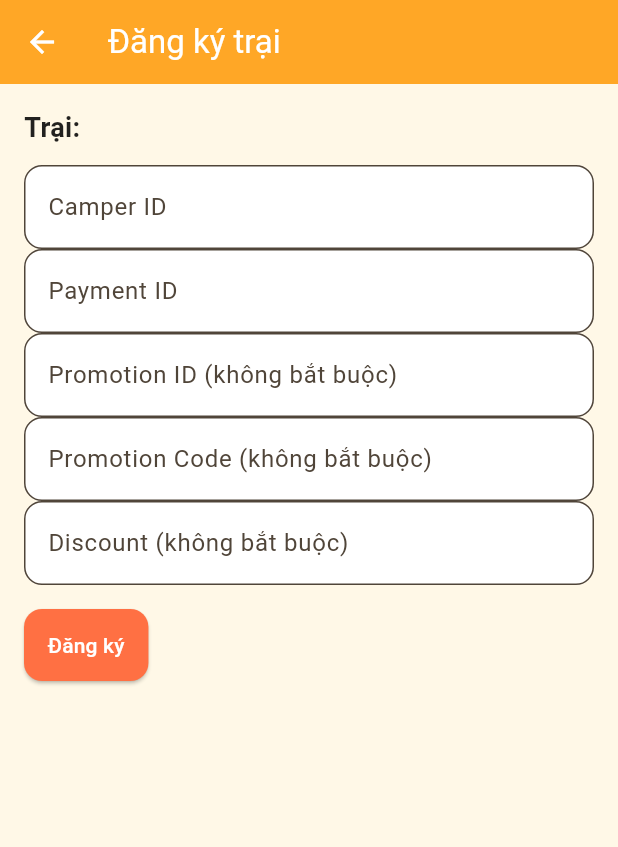
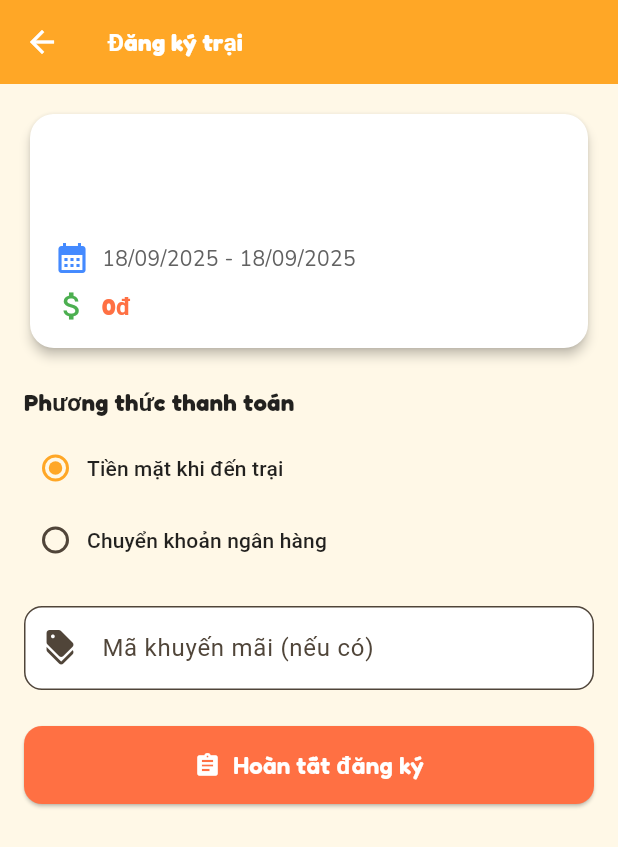
Before and after one commit to Darkvolcano/SummerCamp_Mobile, a Flutter app: the CampDetailScreen screen opened directly with empty values, after a tap on "Đăng ký ngay", on a phone screen of 412 x 824 dp. Shown: the top 847 px of the screen. Run offline on Flutter 3.47's test engine with Material 3 defaults, Android fonts, the phone set to English and light mode, and no system bars; our stand-ins replace dio, image_picker, shared_preferences, socket_io_client; accounts and stored records are empty; network calls fail.

Commit message:
fix registration form screen

```diff
--- a/lib/core/config/app_routes.dart
+++ b/lib/core/config/app_routes.dart
@@ -1,9 +1,16 @@
 import 'package:flutter/material.dart';
 import 'package:summercamp/features/auth/presentation/screens/login_screen.dart';
+import 'package:summercamp/features/blog/domain/entities/blog.dart';
+import 'package:summercamp/features/blog/presentation/screens/blog_detail_screen.dart';
+import 'package:summercamp/features/camp/domain/entities/camp.dart';
+import 'package:summercamp/features/camp/presentation/screens/camp_detail_screen.dart';
 import 'package:summercamp/features/profile/presentation/screens/profile_screen.dart';
 import 'package:summercamp/features/auth/presentation/screens/register_screen.dart';
 import 'package:summercamp/features/camp/presentation/screens/camp_list_screen.dart';
 import 'package:summercamp/features/home/presentation/screens/home.dart';
+import 'package:summercamp/features/registration/domain/entities/registration.dart';
+import 'package:summercamp/features/registration/presentation/screens/registration_detail_screen.dart';
+import 'package:summercamp/features/registration/presentation/screens/registration_form_screen.dart';
 import 'package:summercamp/features/registration/presentation/screens/registration_list_screen.dart';
 
 class AppRoutes {
@@ -16,6 +23,7 @@ class AppRoutes {
   static const String chatAI = '/chat-ai'; // hiện tại chưa có
   static const String report = '/report'; // hiện tại chưa có
   static const String registrationDetail = '/registration-detail';
+  static const String registrationForm = '/registration-form';
   static const String home = '/home';
   static const String campDetail = '/camp-detail';
   static const String camperList = '/camper-list'; // hiện tại chưa có
@@ -23,8 +31,8 @@ class AppRoutes {
       '/form-register-camper'; // hiện tại chưa có
   static const String registrationCancel =
       '/registration-cancel'; // hiện tại chưa có
-  static const String blog = '/blog'; // hiện tại chưa có
-  static const String blogDetail = '/blog-detail'; // hiện tại chưa có
+  static const String blog = '/blog';
+  static const String blogDetail = '/blog-detail';
   static const String profile = '/profile';
   static const String campList = '/camp-list';
   static const String registrationList = '/registration-list';
@@ -32,7 +40,7 @@ class AppRoutes {
 
   // Generate route
   static Route<dynamic> generateRoute(RouteSettings settings) {
-    final role = settings.arguments as String?;
+    // final role = settings.arguments;
 
     switch (settings.name) {
       case login:
@@ -47,16 +55,35 @@ class AppRoutes {
         return MaterialPageRoute(builder: (_) => ProfileScreen());
 
       case campList:
-        if (role == "Parent" || role == "Staff") {
-          return MaterialPageRoute(builder: (_) => CampListScreen());
-        }
-        return _unauthorizedRoute();
+        // if (role == "Parent" || role == "Staff") {
+        return MaterialPageRoute(builder: (_) => CampListScreen());
+      // }
+      // return _unauthorizedRoute();
 
       case registrationList:
-        if (role == "Parent" || role == "Staff") {
-          return MaterialPageRoute(builder: (_) => RegistrationListScreen());
-        }
-        return _unauthorizedRoute();
+        // if (role == "Parent" || role == "Staff") {
+        return MaterialPageRoute(builder: (_) => RegistrationListScreen());
+      // }
+      // return _unauthorizedRoute();
+      case registrationDetail:
+        final registration = settings.arguments as Registration;
+        return MaterialPageRoute(
+          builder: (_) => RegistrationDetailScreen(registration: registration),
+        );
+
+      case campDetail:
+        final camp = settings.arguments as Camp;
+        return MaterialPageRoute(builder: (_) => CampDetailScreen(camp: camp));
+
+      case blogDetail:
+        final blog = settings.arguments as Blog;
+        return MaterialPageRoute(builder: (_) => BlogDetailScreen(blog: blog));
+
+      case registrationForm:
+        final camp = settings.arguments as Camp;
+        return MaterialPageRoute(
+          builder: (_) => RegistrationFormScreen(camp: camp),
+        );
 
       // Ex: staff only
       // case '/staff-dashboard':
@@ -70,25 +97,25 @@ class AppRoutes {
     }
   }
 
-  static Route<dynamic> _unauthorizedRoute() {
-    return MaterialPageRoute(
-      builder: (context) => Scaffold(
-        body: Center(
-          child: Column(
-            mainAxisAlignment: MainAxisAlignment.center,
-            children: [
-              const Text("You don’t have permission to access this page"),
-              const SizedBox(height: 12),
-              ElevatedButton(
-                onPressed: () => Navigator.pop(context),
-                child: const Text("Go back"),
-              ),
-            ],
-          ),
-        ),
-      ),
-    );
-  }
+  // static Route<dynamic> _unauthorizedRoute() {
+  //   return MaterialPageRoute(
+  //     builder: (context) => Scaffold(
+  //       body: Center(
+  //         child: Column(
+  //           mainAxisAlignment: MainAxisAlignment.center,
+  //           children: [
+  //             const Text("You don’t have permission to access this page"),
+  //             const SizedBox(height: 12),
+  //             ElevatedButton(
+  //               onPressed: () => Navigator.pop(context),
+  //               child: const Text("Go back"),
+  //             ),
+  //           ],
+  //         ),
+  //       ),
+  //     ),
+  //   );
+  // }
 
   static Route<dynamic> _notFoundRoute() {
     return MaterialPageRoute(
--- a/lib/features/camp/presentation/screens/camp_detail_screen.dart
+++ b/lib/features/camp/presentation/screens/camp_detail_screen.dart
@@ -1,8 +1,9 @@
 import 'package:flutter/material.dart';
+import 'package:summercamp/core/config/app_routes.dart';
 import 'package:summercamp/core/config/app_theme.dart';
+import 'package:summercamp/core/utils/date_formatter.dart';
 import 'package:summercamp/core/utils/price_formatter.dart';
 import 'package:summercamp/features/camp/domain/entities/camp.dart';
-import 'package:summercamp/features/registration/presentation/screens/registration_form.dart';
 
 class CampDetailScreen extends StatelessWidget {
   final Camp camp;
@@ -87,7 +88,7 @@ class CampDetailScreen extends StatelessWidget {
                       ),
                       const SizedBox(width: 8),
                       Text(
-                        "${camp.startDate.toLocal().toString().split(' ')[0]} - ${camp.endDate.toLocal().toString().split(' ')[0]}",
+                        "${DateFormatter.formatDate(camp.startDate)} - ${DateFormatter.formatDate(camp.endDate)}",
                         style: textTheme.bodyMedium?.copyWith(
                           fontFamily: "Nunito",
                           color: Colors.grey[700],
@@ -140,11 +141,10 @@ class CampDetailScreen extends StatelessWidget {
                         ),
                       ),
                       onPressed: () {
-                        Navigator.push(
+                        Navigator.pushNamed(
                           context,
-                          MaterialPageRoute(
-                            builder: (_) => RegistrationForm(camp: camp),
-                          ),
+                          AppRoutes.registrationForm,
+                          arguments: camp,
                         );
                       },
                       icon: const Icon(Icons.assignment),
--- a/lib/features/registration/presentation/screens/registration_form.dart
+++ /dev/null
@@ -1,106 +0,0 @@
-import 'package:flutter/material.dart';
-import 'package:provider/provider.dart';
-import 'package:summercamp/features/camp/domain/entities/camp.dart';
-import 'package:summercamp/features/registration/domain/entities/registration.dart';
-import 'package:summercamp/features/registration/presentation/state/registration_provider.dart';
-
-class RegistrationForm extends StatefulWidget {
-  final Camp camp;
-  const RegistrationForm({super.key, required this.camp});
-
-  @override
-  State<RegistrationForm> createState() => _RegistrationFormState();
-}
-
-class _RegistrationFormState extends State<RegistrationForm> {
-  final _camperIdController = TextEditingController();
-  final _paymentIdController = TextEditingController();
-  final _promotionIdController = TextEditingController();
-  final _promotionCodeController = TextEditingController();
-  final _discountController = TextEditingController();
-
-  @override
-  Widget build(BuildContext context) {
-    final provider = context.read<RegistrationProvider>();
-    final camp = widget.camp;
-
-    return Scaffold(
-      appBar: AppBar(title: const Text("Đăng ký trại")),
-      body: Padding(
-        padding: const EdgeInsets.all(16),
-        child: Column(
-          crossAxisAlignment: CrossAxisAlignment.start,
-          children: [
-            Text(
-              "Trại: ${camp.name}",
-              style: const TextStyle(fontSize: 18, fontWeight: FontWeight.bold),
-            ),
-            const SizedBox(height: 12),
-            TextField(
-              controller: _camperIdController,
-              decoration: const InputDecoration(labelText: "Camper ID"),
-              keyboardType: TextInputType.number,
-            ),
-            TextField(
-              controller: _paymentIdController,
-              decoration: const InputDecoration(labelText: "Payment ID"),
-              keyboardType: TextInputType.number,
-            ),
-            TextField(
-              controller: _promotionIdController,
-              decoration: const InputDecoration(
-                labelText: "Promotion ID (không bắt buộc)",
-              ),
-              keyboardType: TextInputType.number,
-            ),
-            TextField(
-              controller: _promotionCodeController,
-              decoration: const InputDecoration(
-                labelText: "Promotion Code (không bắt buộc)",
-              ),
-            ),
-            TextField(
-              controller: _discountController,
-              decoration: const InputDecoration(
-                labelText: "Discount (không bắt buộc)",
-              ),
-              keyboardType: TextInputType.number,
-            ),
-            const SizedBox(height: 16),
-            ElevatedButton(
-              onPressed: () {
-                final r = Registration(
-                  id: DateTime.now().millisecondsSinceEpoch,
-                  campId: camp.id,
-                  camperId: int.tryParse(_camperIdController.text) ?? 0,
-                  paymentId: int.tryParse(_paymentIdController.text) ?? 0,
-                  registrationCreateAt: DateTime.now(),
-                  status: "pending",
-                  price: camp.price,
-                  promotionId: _promotionIdController.text.isEmpty
-                      ? null
-                      : int.tryParse(_promotionIdController.text),
-                  promotionCode: _promotionCodeController.text.isEmpty
-                      ? null
-                      : _promotionCodeController.text,
-                  discount: _discountController.text.isEmpty
-                      ? 0
-                      : int.tryParse(_discountController.text) ?? 0,
-                  campName: camp.name,
-                  campDescription: camp.description,
-                  campPlace: camp.place,
-                  campStartDate: camp.startDate,
-                  campEndDate: camp.endDate,
-                );
-
-                provider.addRegistration(r);
-                Navigator.pop(context);
-              },
-              child: const Text("Đăng ký"),
-            ),
-          ],
-        ),
-      ),
-    );
-  }
-}
--- /dev/null
+++ b/lib/features/registration/presentation/screens/registration_form_screen.dart
@@ -0,0 +1,208 @@
+import 'package:flutter/material.dart';
+import 'package:provider/provider.dart';
+import 'package:summercamp/core/config/app_theme.dart';
+import 'package:summercamp/core/utils/date_formatter.dart';
+import 'package:summercamp/core/utils/price_formatter.dart';
+import 'package:summercamp/features/camp/domain/entities/camp.dart';
+import 'package:summercamp/features/registration/domain/entities/registration.dart';
+import 'package:summercamp/features/registration/presentation/state/registration_provider.dart';
+
+class RegistrationFormScreen extends StatefulWidget {
+  final Camp camp;
+  const RegistrationFormScreen({super.key, required this.camp});
+
+  @override
+  State<RegistrationFormScreen> createState() => _RegistrationFormScreenState();
+}
+
+class _RegistrationFormScreenState extends State<RegistrationFormScreen> {
+  final _promotionCodeController = TextEditingController();
+  int _selectedPaymentId = 1;
+
+  @override
+  Widget build(BuildContext context) {
+    final provider = context.read<RegistrationProvider>();
+    final camp = widget.camp;
+    final textTheme = Theme.of(context).textTheme;
+
+    return Scaffold(
+      appBar: AppBar(
+        title: Text(
+          "Đăng ký trại",
+          style: textTheme.titleMedium?.copyWith(
+            fontFamily: "Fredoka",
+            fontWeight: FontWeight.bold,
+            color: Colors.white,
+          ),
+        ),
+        backgroundColor: AppTheme.summerPrimary,
+      ),
+      body: SingleChildScrollView(
+        padding: const EdgeInsets.all(16),
+        child: Column(
+          crossAxisAlignment: CrossAxisAlignment.start,
+          children: [
+            Card(
+              shape: RoundedRectangleBorder(
+                borderRadius: BorderRadius.circular(16),
+              ),
+              elevation: 3,
+              child: Padding(
+                padding: const EdgeInsets.all(16),
+                child: Column(
+                  crossAxisAlignment: CrossAxisAlignment.start,
+                  children: [
+                    Text(
+                      camp.name,
+                      style: textTheme.titleLarge?.copyWith(
+                        fontFamily: "Fredoka",
+                        fontWeight: FontWeight.bold,
+                        color: AppTheme.summerAccent,
+                      ),
+                    ),
+                    const SizedBox(height: 8),
+                    Text(
+                      camp.description,
+                      style: textTheme.bodyMedium?.copyWith(
+                        fontFamily: "Nunito",
+                        color: Colors.grey[700],
+                        height: 1.4,
+                      ),
+                    ),
+                    const SizedBox(height: 12),
+                    Row(
+                      children: [
+                        const Icon(
+                          Icons.calendar_month,
+                          color: Colors.blueAccent,
+                        ),
+                        const SizedBox(width: 8),
+                        Text(
+                          "${DateFormatter.formatDate(camp.startDate)} - ${DateFormatter.formatDate(camp.endDate)}",
+                          style: textTheme.bodyMedium?.copyWith(
+                            fontFamily: "Nunito",
+                            color: Colors.grey[700],
+                          ),
+                        ),
+                      ],
+                    ),
+                    const SizedBox(height: 8),
+                    Row(
+                      children: [
+                        const Icon(Icons.attach_money, color: Colors.green),
+                        const SizedBox(width: 8),
+                        Text(
+                          PriceFormatter.format(camp.price),
+                          style: textTheme.titleMedium?.copyWith(
+                            fontFamily: "Fredoka",
+                            fontWeight: FontWeight.bold,
+                            color: AppTheme.summerAccent,
+                          ),
+                        ),
+                      ],
+                    ),
+                  ],
+                ),
+              ),
+            ),
+            const SizedBox(height: 20),
+
+            Text(
+              "Phương thức thanh toán",
+              style: textTheme.titleMedium?.copyWith(
+                fontFamily: "Fredoka",
+                fontWeight: FontWeight.bold,
+              ),
+            ),
+            const SizedBox(height: 8),
+            RadioGroup<int>(
+              groupValue: _selectedPaymentId,
+              onChanged: (val) {
+                if (val != null) setState(() => _selectedPaymentId = val);
+              },
+              child: Column(
+                children: [
+                  RadioMenuButton<int>(
+                    value: 1,
+                    groupValue: _selectedPaymentId,
+                    onChanged: (val) =>
+                        setState(() => _selectedPaymentId = val!),
+                    child: const Text("Tiền mặt khi đến trại"),
+                  ),
+                  RadioMenuButton<int>(
+                    value: 2,
+                    groupValue: _selectedPaymentId,
+                    onChanged: (val) =>
+                        setState(() => _selectedPaymentId = val!),
+                    child: const Text("Chuyển khoản ngân hàng"),
+                  ),
+                ],
+              ),
+            ),
+
+            const SizedBox(height: 20),
+
+            TextField(
+              controller: _promotionCodeController,
+              decoration: InputDecoration(
+                labelText: "Mã khuyến mãi (nếu có)",
+                prefixIcon: const Icon(Icons.discount),
+                border: OutlineInputBorder(
+                  borderRadius: BorderRadius.circular(12),
+                ),
+              ),
+            ),
+            const SizedBox(height: 24),
+
+            SizedBox(
+              width: double.infinity,
+              child: ElevatedButton.icon(
+                style: ElevatedButton.styleFrom(
+                  backgroundColor: AppTheme.summerAccent,
+                  foregroundColor: Colors.white,
+                  padding: const EdgeInsets.symmetric(vertical: 14),
+                  shape: RoundedRectangleBorder(
+                    borderRadius: BorderRadius.circular(12),
+                  ),
+                ),
+                onPressed: () {
+                  final r = Registration(
+                    id: DateTime.now().millisecondsSinceEpoch,
+                    campId: camp.id,
+                    camperId: 1,
+                    paymentId: _selectedPaymentId,
+                    registrationCreateAt: DateTime.now(),
+                    status: "pending",
+                    price: camp.price,
+                    promotionId: null,
+                    promotionCode: _promotionCodeController.text.isEmpty
+                        ? null
+                        : _promotionCodeController.text,
+                    discount: 0,
+                    campName: camp.name,
+                    campDescription: camp.description,
+                    campPlace: camp.place,
+                    campStartDate: camp.startDate,
+                    campEndDate: camp.endDate,
+                  );
+
+                  provider.addRegistration(r);
+                  Navigator.pop(context);
+                },
+                icon: const Icon(Icons.assignment),
+                label: Text(
+                  "Hoàn tất đăng ký",
+                  style: textTheme.titleMedium?.copyWith(
+                    fontFamily: "Fredoka",
+                    fontWeight: FontWeight.w600,
+                    color: Colors.white,
+                  ),
+                ),
+              ),
+            ),
+          ],
+        ),
+      ),
+    );
+  }
+}
```
Also changed, not shown: lib/features/blog/presentation/screens/blog_detail_screen.dart (added, +87 -0 lines), lib/features/blog/presentation/screens/blog_list_screen.dart (+6 -1 lines), lib/features/blog/presentation/widgets/blog_card.dart (+20 -22 lines), lib/features/camp/presentation/widgets/camp_card.dart (+2 -5 lines), lib/features/home/presentation/screens/home.dart (+24 -10 lines), lib/features/profile/presentation/screens/profile_screen.dart (+3 -13 lines), lib/features/registration/presentation/screens/registration_list_screen.dart (+4 -6 lines).
